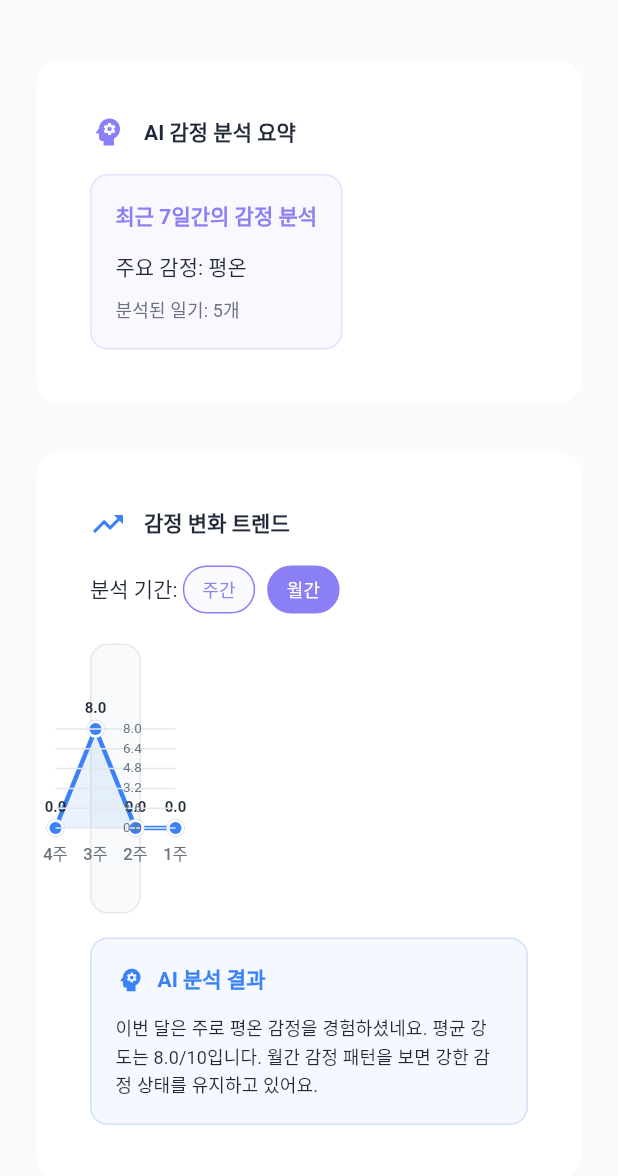
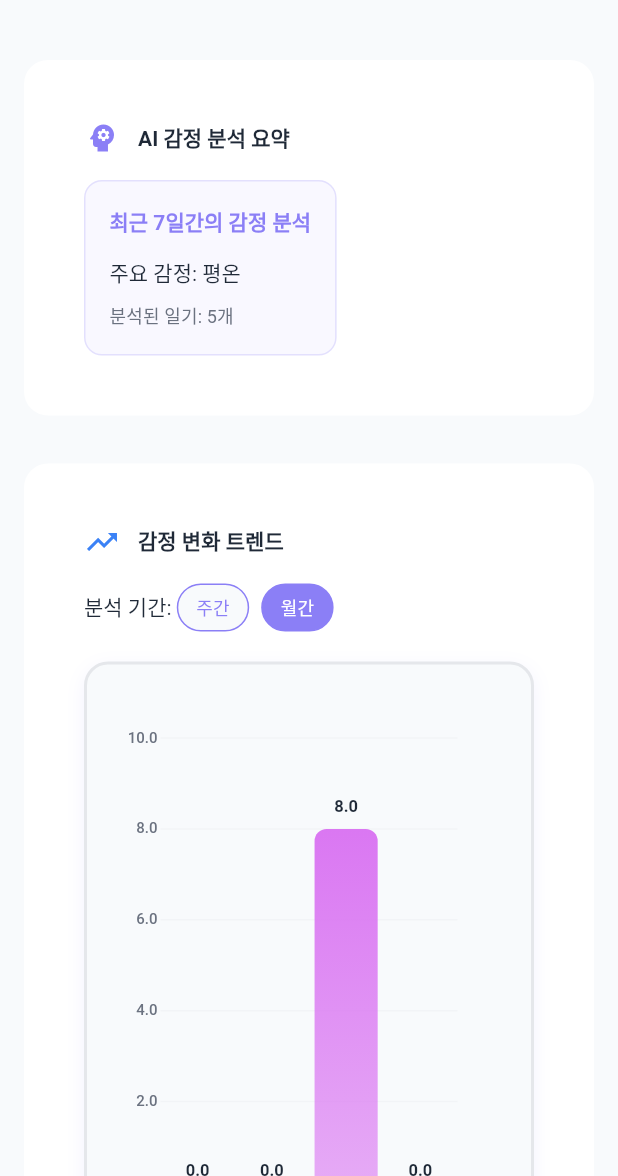
Before and after one commit to kdy5487/EmotiFlow, a Flutter app: the AIPage screen opened by its route, after a tap on "월간", on a phone screen of 412 x 824 dp, the part 60-1236 px from its top. Run offline on Flutter 3.47's test engine with Material 3 defaults, Android fonts, the phone set to English and light mode, and no system bars; our stand-ins replace cached_network_image, cloud_firestore, firebase_auth, firebase_core, firebase_messaging, firebase_storage and 7 more; missing offline and left inert: audio_session; accounts and stored records are empty.

Commit message:
feat: 조언 카드 페이지 추가 및 감정 분석 페이지 UI 수정

```diff
--- a/lib/features/ai/views/advice_card_selection_page.dart
+++ b/lib/features/ai/views/advice_card_selection_page.dart
@@ -405,15 +405,18 @@ class _AdviceCardSelectionPageState extends ConsumerState<AdviceCardSelectionPag
             ),
             const SizedBox(height: 20),
 
-            // 카드 그리드
-            GridView.builder(
+            // 카드 그리드 - 완벽한 중앙 정렬
+            Center(
+              child: Container(
+                constraints: const BoxConstraints(maxWidth: 350),
+                child: GridView.builder(
                   shrinkWrap: true,
                   physics: const NeverScrollableScrollPhysics(),
                   gridDelegate: const SliverGridDelegateWithFixedCrossAxisCount(
                     crossAxisCount: 2,
-                crossAxisSpacing: 12,
-                mainAxisSpacing: 12,
-                childAspectRatio: 1.1,
+                    crossAxisSpacing: 20,
+                    mainAxisSpacing: 20,
+                    childAspectRatio: 0.9,
                   ),
                   itemCount: _adviceCards.length,
                   itemBuilder: (context, index) {
@@ -428,7 +431,7 @@ class _AdviceCardSelectionPageState extends ConsumerState<AdviceCardSelectionPag
                           color: isSelected
                             ? card['color'].withOpacity(0.2)
                             : card['color'].withOpacity(0.1),
-                      borderRadius: BorderRadius.circular(12),
+                          borderRadius: BorderRadius.circular(16),
                           border: Border.all(
                             color: isSelected
                               ? card['color']
@@ -438,41 +441,41 @@ class _AdviceCardSelectionPageState extends ConsumerState<AdviceCardSelectionPag
                           boxShadow: isSelected ? [
                             BoxShadow(
                               color: card['color'].withOpacity(0.3),
-                          blurRadius: 8,
-                          offset: const Offset(0, 2),
+                              blurRadius: 12,
+                              offset: const Offset(0, 4),
                             ),
                           ] : null,
                         ),
                         child: Stack(
                           children: [
                             Padding(
-                          padding: const EdgeInsets.all(12),
+                              padding: const EdgeInsets.all(16),
                               child: Column(
                                 mainAxisAlignment: MainAxisAlignment.center,
                                 children: [
                                   Icon(
                                     card['icon'],
-                                size: 32,
+                                    size: 36,
                                     color: card['color'],
                                   ),
-                              const SizedBox(height: 8),
+                                  const SizedBox(height: 12),
                                   Text(
                                     card['title'],
-                                style: AppTypography.bodySmall.copyWith(
+                                    style: AppTypography.bodyMedium.copyWith(
                                       color: card['color'],
                                       fontWeight: FontWeight.w600,
-                                  fontSize: 12,
+                                      fontSize: 13,
                                     ),
                                     textAlign: TextAlign.center,
                                     maxLines: 2,
                                     overflow: TextOverflow.ellipsis,
                                   ),
-                              const SizedBox(height: 4),
+                                  const SizedBox(height: 8),
                                   Text(
                                     card['description'],
                                     style: AppTypography.bodySmall.copyWith(
                                       color: AppTheme.textSecondary,
-                                  fontSize: 9,
+                                      fontSize: 10,
                                     ),
                                     textAlign: TextAlign.center,
                                     maxLines: 2,
@@ -483,10 +486,10 @@ class _AdviceCardSelectionPageState extends ConsumerState<AdviceCardSelectionPag
                             ),
                             if (isSelected)
                               Positioned(
-                            top: 8,
-                            right: 8,
+                                top: 12,
+                                right: 12,
                                 child: Container(
-                              padding: const EdgeInsets.all(4),
+                                  padding: const EdgeInsets.all(6),
                                   decoration: BoxDecoration(
                                     color: card['color'],
                                     shape: BoxShape.circle,
@@ -494,7 +497,7 @@ class _AdviceCardSelectionPageState extends ConsumerState<AdviceCardSelectionPag
                                   child: const Icon(
                                     Icons.check,
                                     color: Colors.white,
-                                size: 12,
+                                    size: 14,
                                   ),
                                 ),
                               ),
@@ -503,6 +506,8 @@ class _AdviceCardSelectionPageState extends ConsumerState<AdviceCardSelectionPag
                       ),
                     );
                   },
+                ),
+              ),
             ),
 
             const SizedBox(height: 20),
@@ -518,6 +523,26 @@ class _AdviceCardSelectionPageState extends ConsumerState<AdviceCardSelectionPag
                   ],
                 ),
               ),
+
+            // 카드 선택 완료 후 확인 버튼
+            if (_selectedCard != null && _selectedAdvice != null) ...[
+              const SizedBox(height: 20),
+              Center(
+                child: ElevatedButton.icon(
+                  onPressed: () => context.pop(),
+                  icon: const Icon(Icons.check_circle),
+                  label: const Text('선택 완료'),
+                  style: ElevatedButton.styleFrom(
+                    backgroundColor: _selectedCard!['color'],
+                    foregroundColor: Colors.white,
+                    padding: const EdgeInsets.symmetric(horizontal: 24, vertical: 12),
+                    textStyle: AppTypography.bodyMedium.copyWith(
+                      fontWeight: FontWeight.w600,
+                    ),
+                  ),
+                ),
+              ),
+            ],
           ],
         ),
       ),
--- a/lib/features/ai/views/ai_page.dart
+++ b/lib/features/ai/views/ai_page.dart
@@ -6,7 +6,7 @@ import 'package:emoti_flow/theme/app_typography.dart';
 import 'package:emoti_flow/shared/widgets/cards/emoti_card.dart';
 import 'package:emoti_flow/features/diary/providers/diary_provider.dart';
 import 'package:emoti_flow/features/diary/models/diary_entry.dart';
-import 'package:emoti_flow/shared/widgets/charts/line_chart_painter.dart';
+import 'package:emoti_flow/shared/widgets/charts/bar_chart_painter.dart';
 import 'package:emoti_flow/core/ai/gemini/gemini_service.dart';
 import 'package:shared_preferences/shared_preferences.dart';
 
@@ -104,7 +104,7 @@ class _AIPageState extends ConsumerState<AIPage> {
         ],
       ),
       body: ListView.builder(
-        padding: const EdgeInsets.all(16),
+        padding: const EdgeInsets.symmetric(horizontal: 8, vertical: 16), // 가로 여백 더 줄임
         itemCount: 4,
         itemBuilder: (context, index) {
           switch (index) {
@@ -183,7 +183,7 @@ class _AIPageState extends ConsumerState<AIPage> {
 
         return EmotiCard(
           child: Padding(
-            padding: const EdgeInsets.all(20),
+            padding: const EdgeInsets.all(24), // 패딩 증가로 더 넓게
             child: Column(
               crossAxisAlignment: CrossAxisAlignment.start,
               children: [
@@ -252,7 +252,7 @@ class _AIPageState extends ConsumerState<AIPage> {
 
         return EmotiCard(
           child: Padding(
-            padding: const EdgeInsets.all(20),
+            padding: const EdgeInsets.all(24), // 패딩 증가로 더 넓게
             child: Column(
               crossAxisAlignment: CrossAxisAlignment.start,
               children: [
@@ -319,18 +319,26 @@ class _AIPageState extends ConsumerState<AIPage> {
                   ],
                 ),
                 const SizedBox(height: 20),
-                // 라인 차트
+                // 막대 차트 - 가로 공간 최대 활용
                 Container(
-                  height: 180,
-                  padding: const EdgeInsets.all(16),
+                  height: 450,
+                  width: double.infinity,
+                  padding: const EdgeInsets.all(24),
                   decoration: BoxDecoration(
                     color: AppTheme.background,
-                    borderRadius: BorderRadius.circular(12),
-                    border: Border.all(color: AppTheme.border),
+                    borderRadius: BorderRadius.circular(16),
+                    border: Border.all(color: AppTheme.border, width: 2),
+                    boxShadow: [
+                      BoxShadow(
+                        color: AppTheme.primary.withOpacity(0.1),
+                        blurRadius: 10,
+                        offset: const Offset(0, 4),
+                      ),
+                    ],
                   ),
                   child: _selectedPeriod == 'weekly'
-                      ? _buildWeeklyLineChart(entries)
-                      : _buildMonthlyLineChart(entries),
+                      ? _buildWeeklyBarChart(entries)
+                      : _buildMonthlyBarChart(entries),
                 ),
                 const SizedBox(height: 16),
                 // AI 분석 결과 텍스트
@@ -378,57 +386,108 @@ class _AIPageState extends ConsumerState<AIPage> {
     );
   }
 
-  // 주간 라인 차트
-  Widget _buildWeeklyLineChart(List<DiaryEntry> entries) {
-    if (entries.isEmpty) {
-      return const Center(
-        child: Text(
-          'No records',
-          style: TextStyle(color: Colors.grey, fontSize: 16),
+  // 주간 막대 차트
+  Widget _buildWeeklyBarChart(List<DiaryEntry> entries) {
+    final chartData = _getWeeklyChartData(entries);
+
+    if (chartData.isEmpty) {
+      return Center(
+        child: Column(
+          mainAxisAlignment: MainAxisAlignment.center,
+          children: [
+            Icon(
+              Icons.bar_chart_rounded,
+              size: 64,
+              color: AppTheme.textSecondary,
+            ),
+            const SizedBox(height: 20),
+            Text(
+              '주간 감정 기록이 없습니다',
+              style: AppTypography.titleMedium.copyWith(
+                color: AppTheme.textSecondary,
+                fontWeight: FontWeight.w600,
+              ),
+            ),
+            const SizedBox(height: 8),
+            Text(
+              '일기를 작성하면 감정 변화를 확인할 수 있어요',
+              style: AppTypography.bodyMedium.copyWith(
+                color: AppTheme.textSecondary,
+              ),
+            ),
+          ],
         ),
       );
     }
 
-    final chartData = _getWeeklyChartData(entries);
-    final labels = ['월', '화', '수', '목', '금', '토', '일'];
+    final data = chartData.map((e) => e['intensity'] as double).toList();
+    final labels = chartData.map((e) => e['label'] as String).toList();
 
     return CustomPaint(
-      painter: LineChartPainter(
-        data: chartData,
+      size: const Size(double.infinity, 320),
+      painter: BarChartPainter(
+        data: data,
         labels: labels,
-        color: AppTheme.primary,
+        primaryColor: AppTheme.primary,
+        maxValue: 10.0,
       ),
     );
   }
 
-  // 월간 라인 차트
-  Widget _buildMonthlyLineChart(List<DiaryEntry> entries) {
-    if (entries.isEmpty) {
-      return const Center(
-        child: Text(
-          'No records',
-          style: TextStyle(color: Colors.grey, fontSize: 16),
+  // 월간 막대 차트
+  Widget _buildMonthlyBarChart(List<DiaryEntry> entries) {
+    final chartData = _getMonthlyChartData(entries);
+
+    if (chartData.isEmpty) {
+      return Center(
+        child: Column(
+          mainAxisAlignment: MainAxisAlignment.center,
+          children: [
+            Icon(
+              Icons.bar_chart_rounded,
+              size: 64,
+              color: AppTheme.textSecondary,
+            ),
+            const SizedBox(height: 20),
+            Text(
+              '월간 감정 기록이 없습니다',
+              style: AppTypography.titleMedium.copyWith(
+                color: AppTheme.textSecondary,
+                fontWeight: FontWeight.w600,
+              ),
+            ),
+            const SizedBox(height: 8),
+            Text(
+              '일기를 작성하면 감정 변화를 확인할 수 있어요',
+              style: AppTypography.bodyMedium.copyWith(
+                color: AppTheme.textSecondary,
+              ),
+            ),
+          ],
         ),
       );
     }
 
-    final chartData = _getMonthlyChartData(entries);
-    final labels = ['1주', '2주', '3주', '4주'];
+    final data = chartData.map((e) => e['intensity'] as double).toList();
+    final labels = chartData.map((e) => e['label'] as String).toList();
 
     return CustomPaint(
-      painter: LineChartPainter(
-        data: chartData,
+      size: const Size(double.infinity, 320),
+      painter: BarChartPainter(
+        data: data,
         labels: labels,
-        color: AppTheme.info,
+        primaryColor: AppTheme.secondary,
+        maxValue: 10.0,
       ),
     );
   }
 
   // 주간 차트 데이터
-  List<double> _getWeeklyChartData(List<DiaryEntry> entries) {
+  List<Map<String, dynamic>> _getWeeklyChartData(List<DiaryEntry> entries) {
     final now = DateTime.now();
     final weekStart = now.subtract(Duration(days: now.weekday - 1));
     final weekData = List.filled(7, 0.0);
+    final labels = ['월', '화', '수', '목', '금', '토', '일'];
 
     for (final entry in entries) {
       final entryDate = entry.createdAt is DateTime ? entry.createdAt : (entry.createdAt as dynamic).toDate();
@@ -441,15 +500,19 @@ class _AIPageState extends ConsumerState<AIPage> {
       }
     }
 
-    return weekData;
+    return List.generate(7, (index) => {
+      'intensity': weekData[index],
+      'label': labels[index],
+    });
   }
 
   // 월간 차트 데이터
-  List<double> _getMonthlyChartData(List<DiaryEntry> entries) {
+  List<Map<String, dynamic>> _getMonthlyChartData(List<DiaryEntry> entries) {
     final now = DateTime.now();
     final monthStart = DateTime(now.year, now.month, 1);
     final weekData = List.filled(4, 0.0);
     final weekCounts = List.filled(4, 0);
+    final labels = ['1주', '2주', '3주', '4주'];
 
     for (final entry in entries) {
       final entryDate = entry.createdAt is DateTime ? entry.createdAt : (entry.createdAt as dynamic).toDate();
@@ -472,7 +535,10 @@ class _AIPageState extends ConsumerState<AIPage> {
       }
     }
 
-    return weekData;
+    return List.generate(4, (index) => {
+      'intensity': weekData[index],
+      'label': labels[index],
+    });
   }
 
   // 주간 분석 텍스트 생성
@@ -542,7 +608,7 @@ class _AIPageState extends ConsumerState<AIPage> {
 
         return EmotiCard(
           child: Padding(
-            padding: const EdgeInsets.all(20),
+            padding: const EdgeInsets.all(24), // 패딩 증가로 더 넓게
             child: Column(
               crossAxisAlignment: CrossAxisAlignment.start,
               children: [
@@ -728,7 +794,7 @@ class _AIPageState extends ConsumerState<AIPage> {
 
             return EmotiCard(
               child: Padding(
-                padding: const EdgeInsets.all(20),
+                padding: const EdgeInsets.all(24), // 패딩 증가로 더 넓게
                 child: Column(
                   crossAxisAlignment: CrossAxisAlignment.start,
                   children: [
@@ -832,78 +898,28 @@ class _AIPageState extends ConsumerState<AIPage> {
                     ),
                     const SizedBox(height: 20),
 
-                    // 기존 카드 터치 방식 (일기 상세에서 사용)
-                    Text(
-                      '💡 아래 카드를 터치하면 즉시 조언을 받을 수 있어요',
-                      style: AppTypography.bodySmall.copyWith(
-                        color: AppTheme.textSecondary,
-                        fontStyle: FontStyle.italic,
+                    // 카드 선택 안내
+                    Container(
+                      padding: const EdgeInsets.all(16),
+                      decoration: BoxDecoration(
+                        color: AppTheme.info.withOpacity(0.05),
+                        borderRadius: BorderRadius.circular(12),
+                        border: Border.all(color: AppTheme.info.withOpacity(0.2)),
                       ),
-                    ),
-                    const SizedBox(height: 16),
-
-                    // 카드를 가로 스크롤로 배치하여 오버플로우 방지
-                    SizedBox(
-                      height: 160,
-                      child: ListView.builder(
-                        scrollDirection: Axis.horizontal,
-                        itemCount: adviceCards.length,
-                        itemBuilder: (context, index) {
-                          final card = adviceCards[index];
-                          return Container(
-                            width: 140,
-                            margin: EdgeInsets.only(
-                              right: index < adviceCards.length - 1 ? 12 : 0,
-                            ),
-                            child: GestureDetector(
-                              onTap: () => _selectAdviceCard(card, entries),
-                              child: AnimatedContainer(
-                                duration: const Duration(milliseconds: 200),
-                                decoration: BoxDecoration(
-                                  color: card['color'].withOpacity(0.1),
-                                  borderRadius: BorderRadius.circular(12),
-                                  border: Border.all(
-                                    color: card['color'].withOpacity(0.3),
-                                    width: 2,
-                                  ),
-                                ),
-                                child: Padding(
-                                  padding: const EdgeInsets.all(12),
-                                  child: Column(
-                                    mainAxisAlignment: MainAxisAlignment.center,
-                                    children: [
-                                      Icon(
-                                        card['icon'],
-                                        size: 28,
-                                        color: card['color'],
-                                      ),
-                                      const SizedBox(height: 8),
-                                      Text(
-                                        card['title'],
-                                        style: AppTypography.bodySmall.copyWith(
-                                          color: card['color'],
-                                          fontWeight: FontWeight.w600,
-                                          fontSize: 12,
-                                        ),
-                                        textAlign: TextAlign.center,
-                                        maxLines: 2,
-                                        overflow: TextOverflow.ellipsis,
-                                      ),
-                                      const SizedBox(height: 4),
-                                      Text(
-                                        '터치하기',
-                                        style: AppTypography.bodySmall.copyWith(
-                                          color: AppTheme.textSecondary,
-                                          fontSize: 9,
-                                        ),
-                                      ),
-                                    ],
-                                  ),
-                                ),
+                      child: Row(
+                        children: [
+                          Icon(Icons.info_outline, color: AppTheme.info, size: 20),
+                          const SizedBox(width: 12),
+                          Expanded(
+                            child: Text(
+                              '위의 "카드 선택하기" 버튼을 눌러 오늘의 조언 카드를 선택해보세요!',
+                              style: AppTypography.bodyMedium.copyWith(
+                                color: AppTheme.info,
+                                height: 1.5,
                               ),
                             ),
-                          );
-                        },
+                          ),
+                        ],
                       ),
                     ),
                   ],
--- a/lib/features/home/views/home_page.dart
+++ b/lib/features/home/views/home_page.dart
@@ -407,7 +407,9 @@ class HomePage extends ConsumerWidget {
         Consumer(
           builder: (context, ref, child) {
             final diaryState = ref.watch(diaryProvider);
-            final recentDiaries = diaryState.diaryEntries.take(2).toList();
+            final allEntries = diaryState.diaryEntries.toList();
+            allEntries.sort((a, b) => b.createdAt.compareTo(a.createdAt));
+            final recentDiaries = allEntries.take(2).toList();
 
             if (recentDiaries.isEmpty) {
               return Container(
@@ -544,8 +546,15 @@ class HomePage extends ConsumerWidget {
   }
 
   /// 날짜 포맷팅
-  String _formatDate(DateTime date) {
-    return '${date.year}년 ${date.month}월 ${date.day}일';
+  String _formatDate(dynamic date) {
+    DateTime dateTime;
+    if (date is DateTime) {
+      dateTime = date;
+    } else {
+      // Timestamp인 경우 DateTime으로 변환
+      dateTime = (date as dynamic).toDate();
+    }
+    return '${dateTime.year}년 ${dateTime.month}월 ${dateTime.day}일';
   }
 
   Widget _buildSimpleEmotionTrendSection(BuildContext context) {
--- /dev/null
+++ b/lib/shared/widgets/charts/bar_chart_painter.dart
@@ -0,0 +1,155 @@
+import 'package:flutter/material.dart';
+import 'package:emoti_flow/theme/app_theme.dart';
+
+class BarChartPainter extends CustomPainter {
+  final List<double> data;
+  final List<String> labels;
+  final Color primaryColor;
+  final double maxValue;
+
+  BarChartPainter({
+    required this.data,
+    required this.labels,
+    required this.primaryColor,
+    this.maxValue = 10.0,
+  });
+
+  @override
+  void paint(Canvas canvas, Size size) {
+    if (data.isEmpty) return;
+
+    final paint = Paint()
+      ..style = PaintingStyle.fill;
+
+    final textPainter = TextPainter(
+      textAlign: TextAlign.center,
+      textDirection: TextDirection.ltr,
+    );
+
+    // 여백 설정 - 가로 공간 최대 활용
+    const double padding = 25;
+    const double bottomPadding = 70;
+    final double chartWidth = size.width - (padding * 2);
+    final double chartHeight = size.height - padding - bottomPadding;
+
+    // 막대 너비 계산 - 더 넓은 막대와 적은 간격
+    final double barWidth = chartWidth / data.length * 0.85; // 85% 너비 사용
+    final double barSpacing = chartWidth / data.length * 0.15; // 15% 간격
+
+    // 배경 그리드 그리기
+    _drawGrid(canvas, size, padding, bottomPadding, chartHeight);
+
+    // 막대 그래프 그리기
+    for (int i = 0; i < data.length; i++) {
+      final double barHeight = (data[i] / maxValue) * chartHeight;
+      final double x = padding + (i * (barWidth + barSpacing)) + (barSpacing / 2);
+      final double y = size.height - bottomPadding - barHeight;
+
+      // 그라디언트 효과
+      final gradient = LinearGradient(
+        begin: Alignment.topCenter,
+        end: Alignment.bottomCenter,
+        colors: [
+          primaryColor,
+          primaryColor.withOpacity(0.6),
+        ],
+      );
+
+      final rect = Rect.fromLTWH(x, y, barWidth, barHeight);
+      paint.shader = gradient.createShader(rect);
+
+      // 막대 그리기 (둥근 모서리)
+      final roundedRect = RRect.fromRectAndRadius(
+        rect,
+        const Radius.circular(8),
+      );
+      canvas.drawRRect(roundedRect, paint);
+
+      // 값 표시 (막대 위에)
+      textPainter.text = TextSpan(
+        text: data[i].toStringAsFixed(1),
+        style: TextStyle(
+          color: AppTheme.textPrimary,
+          fontSize: 11,
+          fontWeight: FontWeight.w600,
+        ),
+      );
+      textPainter.layout();
+      textPainter.paint(
+        canvas,
+        Offset(
+          x + (barWidth - textPainter.width) / 2,
+          y - textPainter.height - 8,
+        ),
+      );
+
+      // 라벨 표시 (막대 아래)
+      if (i < labels.length) {
+        textPainter.text = TextSpan(
+          text: labels[i],
+          style: TextStyle(
+            color: AppTheme.textSecondary,
+            fontSize: 12,
+            fontWeight: FontWeight.w500,
+          ),
+        );
+        textPainter.layout();
+        textPainter.paint(
+          canvas,
+          Offset(
+            x + (barWidth - textPainter.width) / 2,
+            size.height - bottomPadding + 12,
+          ),
+        );
+      }
+    }
+
+    // Y축 값 표시
+    _drawYAxisLabels(canvas, size, padding, bottomPadding, chartHeight);
+  }
+
+  void _drawGrid(Canvas canvas, Size size, double padding, double bottomPadding, double chartHeight) {
+    final gridPaint = Paint()
+      ..color = AppTheme.border.withOpacity(0.3)
+      ..strokeWidth = 1;
+
+    // 수평 그리드 라인 (Y축 기준선)
+    for (int i = 0; i <= 5; i++) {
+      final y = size.height - bottomPadding - (i / 5) * chartHeight;
+      canvas.drawLine(
+        Offset(padding, y),
+        Offset(size.width - padding, y),
+        gridPaint,
+      );
+    }
+  }
+
+  void _drawYAxisLabels(Canvas canvas, Size size, double padding, double bottomPadding, double chartHeight) {
+    final textPainter = TextPainter(
+      textAlign: TextAlign.right,
+      textDirection: TextDirection.ltr,
+    );
+
+    for (int i = 0; i <= 5; i++) {
+      final value = (i / 5) * maxValue;
+      final y = size.height - bottomPadding - (i / 5) * chartHeight;
+
+      textPainter.text = TextSpan(
+        text: value.toStringAsFixed(1),
+        style: TextStyle(
+          color: AppTheme.textSecondary,
+          fontSize: 10,
+          fontWeight: FontWeight.w500,
+        ),
+      );
+      textPainter.layout();
+      textPainter.paint(
+        canvas,
+        Offset(padding - textPainter.width - 2, y - textPainter.height / 2),
+      );
+    }
+  }
+
+  @override
+  bool shouldRepaint(covariant CustomPainter oldDelegate) => true;
+}
```
Lines whose indentation alone changed are shown as unchanged.
